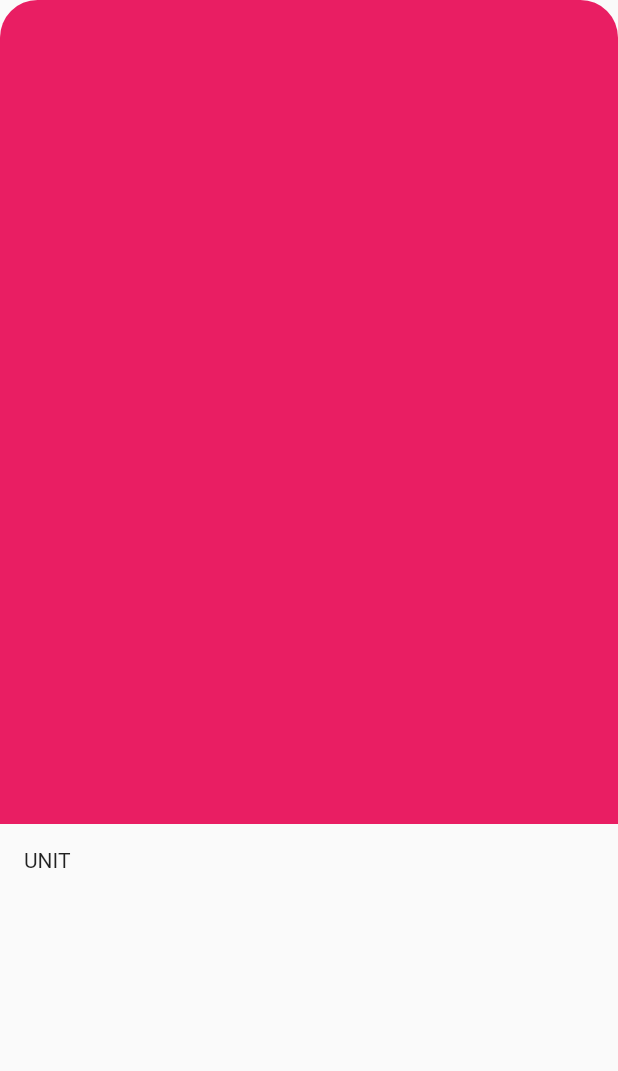
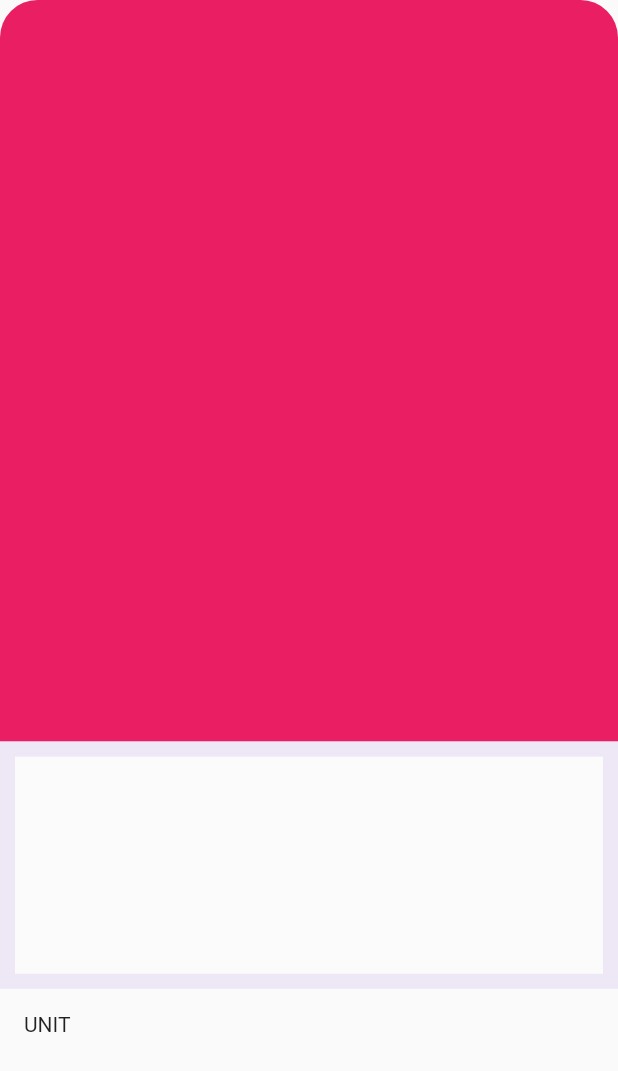
Before and after one commit to jose-tello/Flutter-App, a Flutter app: the screen it shows after launch, on a phone screen of 412 x 824 dp. Shown: the top 1071 px of the screen. Run offline on Flutter 3.47's test engine with Material 2 defaults, Android fonts, the phone set to English and light mode, and no system bars.

Commit message:
buy info added

```diff
--- a/prueba1/lib/screens/shop_info_screen.dart
+++ b/prueba1/lib/screens/shop_info_screen.dart
@@ -7,12 +7,25 @@
         body: Column(
       children: [
         Expanded(flex: 6, child: _PomegranadePreview()),
-        Expanded(flex: 3, child: _PomegranadeInfo()),
+        Expanded(flex: 2, child: _BuyInfo()),
+        Expanded(flex: 2, child: _PomegranadeInfo()),
       ],
     ));
   }
 }
 
+
+class _BuyInfo extends StatelessWidget {
+  @override
+  Widget build(BuildContext context) {
+    return Container(
+      decoration: BoxDecoration(
+        color: Colors.white10,
+        border: Border.all(color: Colors.deepPurple[50], width: 10),
+      ),
+    );
+  }
+}
 
 class _PomegranadePreview extends StatelessWidget {
   @override
```
Also changed, not shown: 1 other file.
